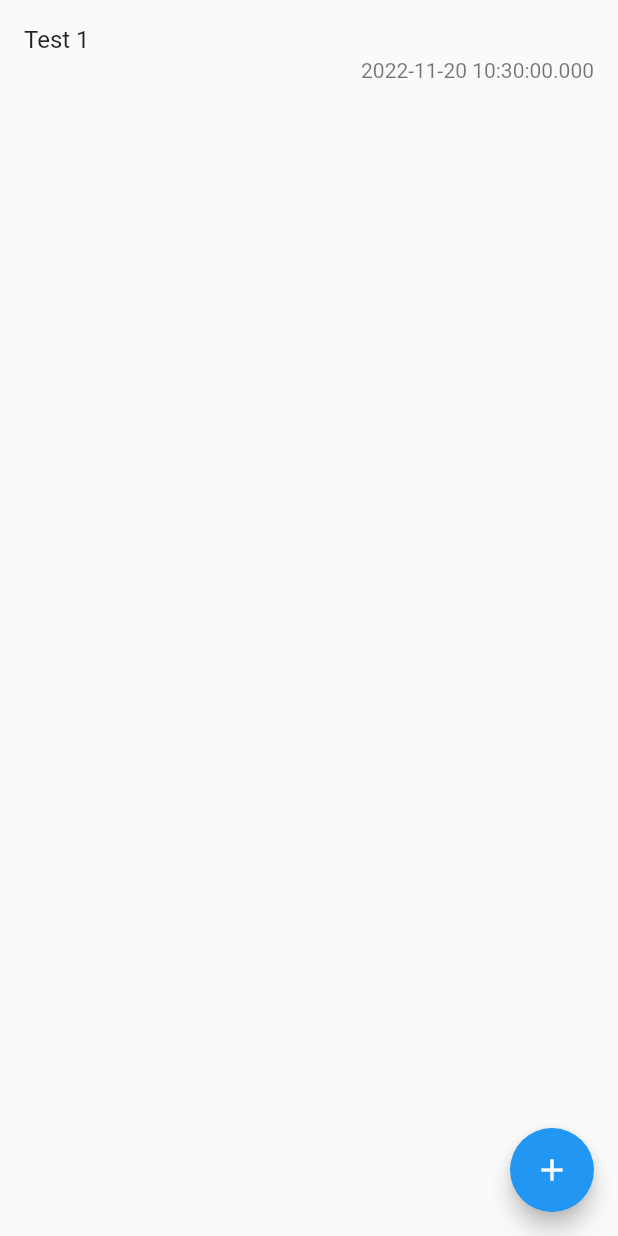
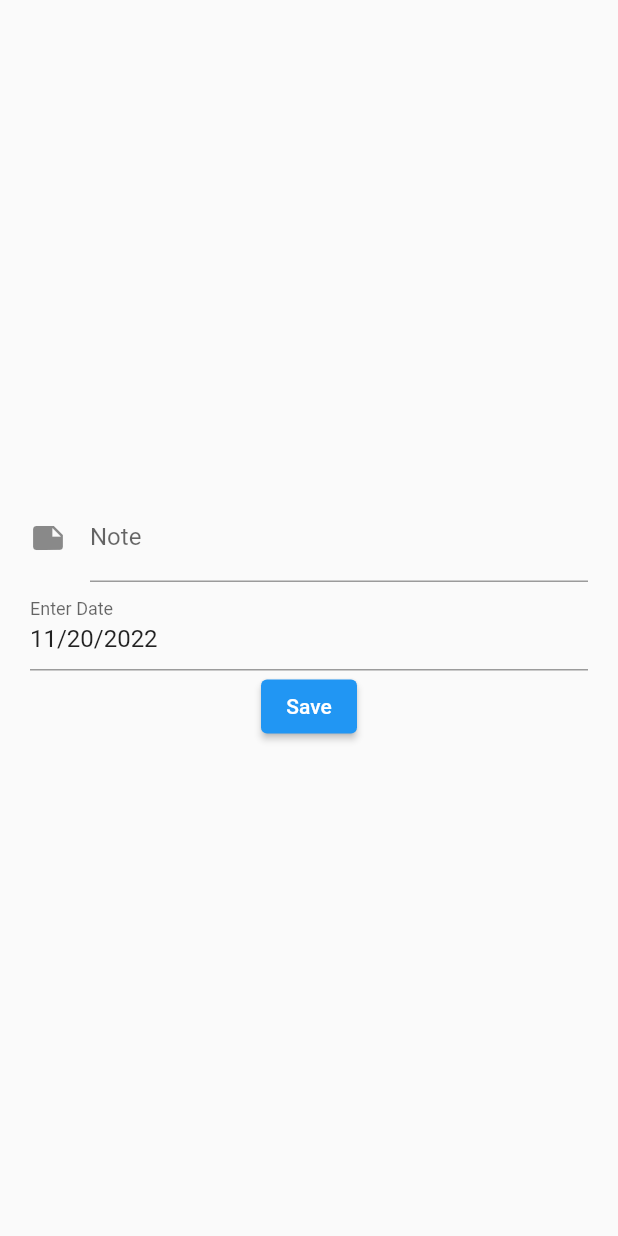
Before and after one commit to mr-smady/flutter, a Flutter app: the screen it shows after launch, after a tap on the "add" icon, on a phone screen of 412 x 824 dp. Run offline on Flutter 3.47's test engine with Material 2 defaults, Android fonts, the phone set to English and light mode, and no system bars; our stand-ins replace cached_network_image, equatable, flutter_bloc, sqflite; missing offline and left inert: google_language_fonts; accounts and stored records are empty; generated files the repository leaves out were written again.

Commit message:
add todo_form

```diff
--- a/todo_bloc/lib/bloc/todo_bloc.dart
+++ b/todo_bloc/lib/bloc/todo_bloc.dart
@@ -16,6 +16,8 @@ class TodoBloc extends Bloc<TodoEvent, TodoState> {
         await _add(emit, event.todo);
       } else if (event is TodoDeleteEvent) {
         await _delete(emit, event.id);
+      } else if (event is TodoUpdateEvent) {
+        await _update(emit, event.todo);
       }
     });
   }
@@ -36,4 +38,10 @@ class TodoBloc extends Bloc<TodoEvent, TodoState> {
     final list = await todoList();
     emit(TodoUpdated(list: list));
   }
+
+  _update(Emitter<TodoState> emit, Todo todo) async {
+    await update(todo);
+    final list = await todoList();
+    emit(TodoUpdated(list: list));
+  }
 }
--- a/todo_bloc/lib/bloc/todo_event.dart
+++ b/todo_bloc/lib/bloc/todo_event.dart
@@ -16,6 +16,13 @@ class TodoAddEvent extends TodoEvent {
   List<Object> get props => [todo];
 }
 
+class TodoUpdateEvent extends TodoEvent {
+  const TodoUpdateEvent({required this.todo});
+  final Todo todo;
+  @override
+  List<Object> get props => [todo];
+}
+
 class TodoDeleteEvent extends TodoEvent {
   const TodoDeleteEvent({required this.id});
   final int id;
--- a/todo_bloc/lib/main.dart
+++ b/todo_bloc/lib/main.dart
@@ -12,14 +12,14 @@ class MyApp extends StatelessWidget {
 
   @override
   Widget build(BuildContext context) {
-    return MaterialApp(
-      title: 'Flutter Demo',
-      theme: ThemeData(
-        primarySwatch: Colors.blue,
-      ),
-      home: BlocProvider(
-        create: (_) => TodoBloc(),
-        child: const TodoList(),
+    return BlocProvider(
+      create: (context) => TodoBloc(),
+      child: MaterialApp(
+        title: 'Flutter Demo',
+        theme: ThemeData(
+          primarySwatch: Colors.blue,
+        ),
+        home: const TodoList(),
       ),
     );
   }
--- a/todo_bloc/lib/models/todo.dart
+++ b/todo_bloc/lib/models/todo.dart
@@ -1,11 +1,11 @@
 import 'package:equatable/equatable.dart';
 
 class Todo extends Equatable {
-  int? id;
-  String? note;
-  DateTime? creationDate;
+  final int? id;
+  final String? note;
+  final DateTime? creationDate;
 
-  Todo({this.id, this.note, this.creationDate});
+  const Todo({this.id, this.note, this.creationDate});
 
   Map<String, dynamic> toMap() {
     return {
--- /dev/null
+++ b/todo_bloc/lib/todo_form.dart
@@ -0,0 +1,87 @@
+import 'package:flutter/material.dart';
+import 'package:flutter_bloc/flutter_bloc.dart';
+import 'package:todo_bloc/bloc/todo_bloc.dart';
+import 'package:todo_bloc/models/todo.dart';
+
+class TodoForm extends StatefulWidget {
+  const TodoForm({super.key, this.todo});
+
+  final Todo? todo;
+
+  @override
+  State<StatefulWidget> createState() => _TodoFormState();
+}
+
+class _TodoFormState extends State<TodoForm> {
+  final _formKey = GlobalKey<FormState>();
+  final _noteEditingController = TextEditingController();
+  DateTime _selectedDate = DateTime.now();
+
+  @override
+  void initState() {
+    super.initState();
+    final todo = widget.todo;
+    if (todo != null) {
+      _noteEditingController.text = todo.note ?? '';
+      _selectedDate = todo.creationDate ?? DateTime.now();
+    }
+  }
+
+  @override
+  Widget build(BuildContext context) => Scaffold(
+        body: Form(
+          key: _formKey,
+          child: Padding(
+            padding: const EdgeInsets.all(20.0),
+            child: Column(
+              mainAxisAlignment: MainAxisAlignment.center,
+              children: [
+                TextFormField(
+                  controller: _noteEditingController,
+                  validator: (value) {
+                    if (value == null || value.isEmpty) {
+                      return 'Please enter a valid note';
+                    }
+                    return null;
+                  },
+                  decoration: const InputDecoration(
+                    icon: Icon(Icons.note),
+                    hintText: 'enter your note',
+                    labelText: 'Note',
+                  ),
+                ),
+                InputDatePickerFormField(
+                  initialDate: _selectedDate,
+                  firstDate: DateTime(2015),
+                  lastDate: DateTime(2050),
+                  onDateSubmitted: (selectedDate) {
+                    _selectedDate = selectedDate;
+                  },
+                ),
+                ElevatedButton(
+                  onPressed: () {
+                    if (_formKey.currentState!.validate()) {
+                      final todoEvent = widget.todo == null
+                          ? TodoAddEvent(
+                              todo: Todo(
+                                  note: _noteEditingController.text,
+                                  creationDate: _selectedDate),
+                            )
+                          : TodoUpdateEvent(
+                              todo: Todo(
+                                  id: widget.todo?.id,
+                                  note: _noteEditingController.text,
+                                  creationDate: _selectedDate),
+                            );
+                      context.read<TodoBloc>().add(todoEvent);
+                      Navigator.of(context).pop();
+                    }
+                  },
+                  child: const Text('Save'),
+                ),
+              ],
+            ),
+          ),
+        ),
+      );
+}
--- a/todo_bloc/lib/todo_list.dart
+++ b/todo_bloc/lib/todo_list.dart
@@ -1,7 +1,9 @@
 import 'package:flutter/material.dart';
 import 'package:flutter_bloc/flutter_bloc.dart';
+import 'package:intl/intl.dart';
 import 'package:todo_bloc/bloc/todo_bloc.dart';
-import 'models/todo.dart';
+import 'package:todo_bloc/models/todo.dart';
+import 'package:todo_bloc/todo_form.dart';
 
 class TodoList extends StatefulWidget {
   const TodoList({super.key});
@@ -21,7 +23,7 @@ class _TodoListState extends State<TodoList> {
   Widget build(BuildContext context) => Scaffold(
         body: BlocBuilder<TodoBloc, TodoState>(
           builder: (context, state) {
-            final list = state is TodoUpdated ? state.list : [];
+            final list = state is TodoUpdated ? state.list : <Todo>[];
             return ListView.builder(
               itemCount: list.length,
               itemBuilder: (context, i) {
@@ -34,9 +36,19 @@ class _TodoListState extends State<TodoList> {
                         );
                   },
                   child: ListTile(
-                    title: Text(list[i].note!),
-                    subtitle: Text(list[i].creationDate!.toString(),
+                    title: Text(item.note!),
+                    subtitle: Text(DateFormat.yMd().format(item.creationDate!),
                         textAlign: TextAlign.end),
+                    trailing: const Icon(Icons.keyboard_arrow_right_sharp),
+                    onTap: () {
+                      Navigator.of(context).push(
+                        MaterialPageRoute(
+                          builder: (context) => TodoForm(
+                            todo: item,
+                          ),
+                        ),
+                      );
+                    },
                   ),
                 );
               },
@@ -45,14 +57,11 @@ class _TodoListState extends State<TodoList> {
         ),
         floatingActionButton: FloatingActionButton(
           onPressed: () {
-            context.read<TodoBloc>().add(
-                  TodoAddEvent(
-                    todo: Todo(
-                      note: 'Test 1',
-                      creationDate: DateTime.now(),
-                    ),
-                  ),
-                );
+            Navigator.of(context).push(
+              MaterialPageRoute(
+                builder: (context) => const TodoForm(),
+              ),
+            );
           },
           child: const Icon(
             Icons.add,
--- a/todo_bloc/pubspec.yaml
+++ b/todo_bloc/pubspec.yaml
@@ -17,6 +17,7 @@ dependencies:
   path: ^1.8.2
   equatable: ^2.0.5
   flutter_bloc: ^8.1.1
+  intl: ^0.17.0
 
 dev_dependencies:
   flutter_test:
```
